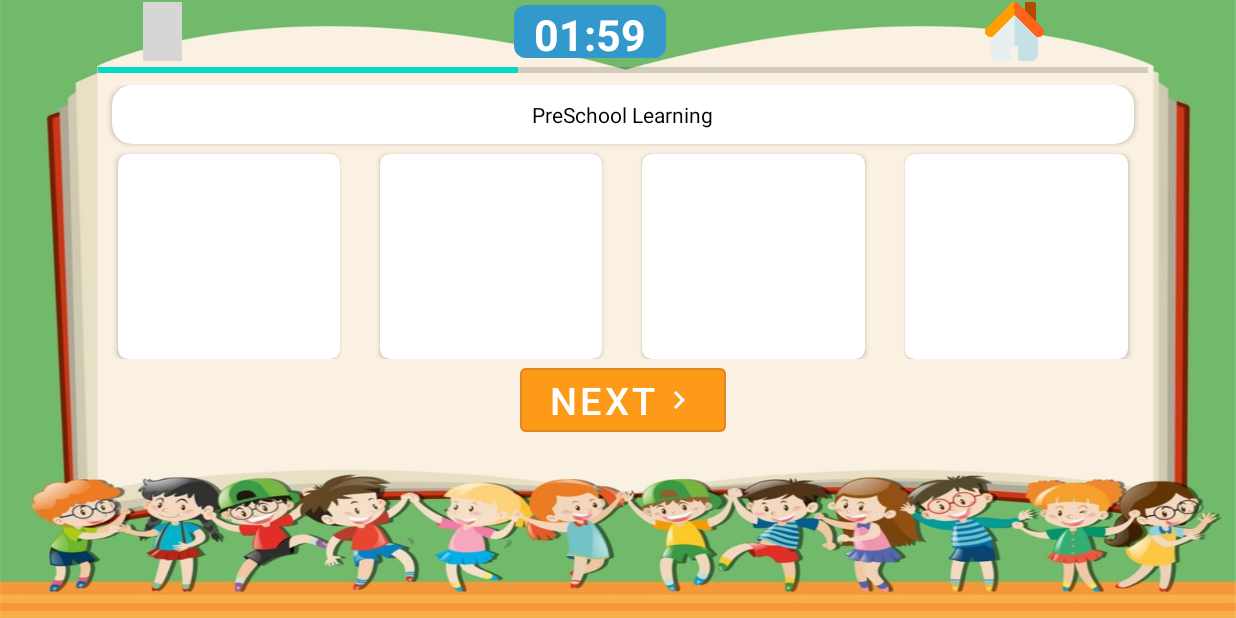
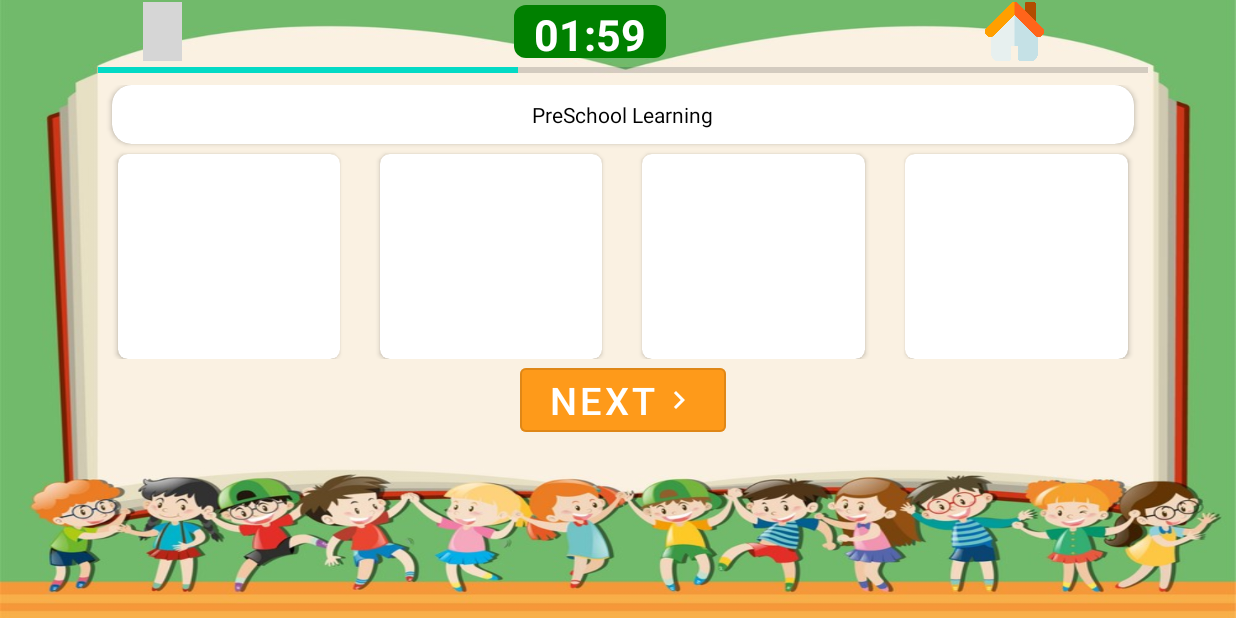
Before and after one commit to AppsDevMaruf/Pre-School-learning, an Android app: the AlphabetFindQFragment screen opened through its navigation route, on a phone screen of 824 x 412 dp (held sideways). Run offline under Robolectric (Android 15) with nearby library versions, the phone set to English and light mode, and no system bars; our stand-ins replace Picasso, sdp/ssp sizes; libraries missing offline, so code that uses them is left out: com.sasank.roundedhorizontalprogress; plain views replace RoundedHorizontalProgressBar; pictures from the network do not load; 13 statements that could not run were skipped; grey boxes are pictures that could not be loaded.

Commit message:
add successfull fragments

```diff
--- a/app/src/main/java/com/marufalam/preschoollearning/fragments/quiz/findout/AlphabetFindQFragment.java
+++ b/app/src/main/java/com/marufalam/preschoollearning/fragments/quiz/findout/AlphabetFindQFragment.java
@@ -4,45 +4,37 @@ package com.marufalam.preschoollearning.fragments.quiz.findout;
 import static com.marufalam.preschoollearning.fragments.quiz.QuizFragment.listofQ;
 
 import android.annotation.SuppressLint;
+import android.app.Activity;
 import android.app.Dialog;
 import android.content.Intent;
 import android.os.Bundle;
 
-import androidx.annotation.NonNull;
 import androidx.cardview.widget.CardView;
 import androidx.fragment.app.Fragment;
+import androidx.navigation.NavController;
 import androidx.navigation.Navigation;
 
 import android.os.CountDownTimer;
-import android.util.Log;
 import android.view.LayoutInflater;
 import android.view.View;
 import android.view.ViewGroup;
 import android.view.WindowManager;
 import android.widget.ImageView;
-import android.widget.LinearLayout;
 import android.widget.TextView;
 import android.widget.Toast;
 
 import com.google.android.material.button.MaterialButton;
-import com.google.firebase.database.DataSnapshot;
-import com.google.firebase.database.DatabaseError;
-import com.google.firebase.database.DatabaseReference;
-import com.google.firebase.database.FirebaseDatabase;
-import com.google.firebase.database.ValueEventListener;
 import com.marufalam.preschoollearning.MainActivity;
 import com.marufalam.preschoollearning.R;
+import com.marufalam.preschoollearning.SuccessFullFragment;
 import com.marufalam.preschoollearning.fragments.quiz.QuestionModels;
+import com.marufalam.preschoollearning.fragments.quiz.QuizFragment;
 import com.sasank.roundedhorizontalprogress.RoundedHorizontalProgressBar;
 import com.squareup.picasso.Picasso;
 
-import org.jetbrains.annotations.NotNull;
-
-import java.util.ArrayList;
 import java.util.Collections;
 import java.util.List;
-
-import javax.security.auth.login.LoginException;
+import java.util.Objects;
 
 
 public class AlphabetFindQFragment extends Fragment implements View.OnClickListener {
@@ -53,11 +45,11 @@ public class AlphabetFindQFragment extends Fragment implements View.OnClickListe
     QuestionModels modelClass;
     int index = 0;
     int correctCount = 0, wrongCount = 0;
-    TextView card_question, dexit, showTime;
+    TextView card_question,  showTime;
 
     CardView cardOA, cardOB, cardOC, cardOD;
     MaterialButton nextbtn;
-    ImageView optiona, dbackButton, optionb, optionc, optiond;
+    ImageView homebtn, dbackButton,optiona, optionb, optionc, optiond;
     long MillisecondTime, TimeBuff, UpdateTime = 0L;
     int Seconds, Minutes, MilliSeconds;
 
@@ -114,8 +106,8 @@ public class AlphabetFindQFragment extends Fragment implements View.OnClickListe
                 dialog.getWindow().findViewById(R.id.tryagainbtn).setOnClickListener(new View.OnClickListener() {
                     @Override
                     public void onClick(View v) {
-                       /* Intent intent = new Intent(DashboardActivity.this, SplashActivity.class);
-                        startActivity(intent);*/
+                        Intent intent = new Intent(requireActivity(), QuizFragment.class);
+                        startActivity(intent);
                     }
                 });
                 dialog.show();
@@ -148,23 +140,27 @@ public class AlphabetFindQFragment extends Fragment implements View.OnClickListe
 
         nextbtn = view.findViewById(R.id.next_btn);
         showTime = view.findViewById(R.id.showTime);
+        dbackButton = view.findViewById(R.id.dback);
 
         //dexit = view.findViewById(R.id.dexit);
-        //dbackButton = view.findViewById(R.id.dback);
-       /* dexit.setOnClickListener(new View.OnClickListener() {
+        homebtn = view.findViewById(R.id.home);
+        homebtn.setOnClickListener(new View.OnClickListener() {
             @Override
             public void onClick(View v) {
-              //back button
+                startActivity(new Intent(requireActivity(),MainActivity.class));
             }
         });
         dbackButton.setOnClickListener(new View.OnClickListener() {
             @Override
             public void onClick(View v) {
-                //startActivity(new Intent(DashboardActivity.this,SplashActivity.class));
+                Navigation.findNavController(requireView()).navigate(R.id.action_alphabetFindQFragment_to_findOutFragment);
+
             }
-        });*/
+        });
+
 
     }
+
 
     private void setAllData() {
         card_question.setText(modelClass.getQuestion());
@@ -216,11 +212,15 @@ public class AlphabetFindQFragment extends Fragment implements View.OnClickListe
     }
 
     private void GameWon() {
-       /* Toast.makeText(getActivity(), "Game is On", Toast.LENGTH_SHORT).show();
-        Intent intent = new Intent(AlphabetFindQFragment.this, MainActivity.class);
-        intent.putExtra("correct", correctCount);
-        intent.putExtra("wrong", wrongCount);
-        startActivity(intent);*/
+
+        Bundle bundle = new Bundle();
+        bundle.putInt("correct", correctCount);
+        bundle.putInt("wrong", wrongCount);
+        Navigation.findNavController(requireView()).navigate(R.id.action_alphabetFindQFragment_to_successFullFragment,bundle);
+        /*NavController navController = Navigation.findNavController(Activity.this, R.id.nav_host_fragment);
+        navController.navigateUp();
+        navController.navigate(R.id.FragmentYouWantShown);*/
+
     }
 
     public void enableButton() {
@@ -251,7 +251,7 @@ public class AlphabetFindQFragment extends Fragment implements View.OnClickListe
             case R.id.CardA:
                 disableButton();
                 nextbtn.setClickable(true);
-                Toast.makeText(getActivity(), "Clicked A", Toast.LENGTH_SHORT).show();
+
                 if (modelClass.getoA().equals(modelClass.getAns())) {
                     cardOA.setCardBackgroundColor(getResources().getColor(R.color.green));
                     if (index < listofQ.size() - 1) {
@@ -267,7 +267,7 @@ public class AlphabetFindQFragment extends Fragment implements View.OnClickListe
             case R.id.CardB:
                 disableButton();
                 nextbtn.setClickable(true);
-                Toast.makeText(getActivity(), "Clicked B", Toast.LENGTH_SHORT).show();
+
                 if (modelClass.getoB().equals(modelClass.getAns())) {
                     cardOB.setCardBackgroundColor(getResources().getColor(R.color.green));
                     if (index < listofQ.size() - 1) {
@@ -283,7 +283,7 @@ public class AlphabetFindQFragment extends Fragment implements View.OnClickListe
             case R.id.CardC:
                 disableButton();
                 nextbtn.setClickable(true);
-                Toast.makeText(getActivity(), "Clicked C", Toast.LENGTH_SHORT).show();
+
                 if (modelClass.getoC().equals(modelClass.getAns())) {
                     cardOC.setCardBackgroundColor(getResources().getColor(R.color.green));
                     if (index < listofQ.size() - 1) {
@@ -299,7 +299,7 @@ public class AlphabetFindQFragment extends Fragment implements View.OnClickListe
             case R.id.CardD:
                 disableButton();
                 nextbtn.setClickable(true);
-                Toast.makeText(getActivity(), "Clicked D", Toast.LENGTH_SHORT).show();
+
                 if (modelClass.getoD().equals(modelClass.getAns())) {
                     cardOD.setCardBackgroundColor(getResources().getColor(R.color.green));
                     if (index < listofQ.size() - 1) {
--- a/app/src/main/res/drawable/share_shape.xml
+++ b/app/src/main/res/drawable/share_shape.xml
@@ -1,5 +1,5 @@
 <?xml version="1.0" encoding="utf-8"?>
 <shape android:shape="rectangle" xmlns:android="http://schemas.android.com/apk/res/android">
-<solid android:color="#3399cc"/>
+<solid android:color="@color/green"/>
     <corners android:radius="@dimen/_6sdp"/>
 </shape>
--- a/app/src/main/res/navigation/nav_graph.xml
+++ b/app/src/main/res/navigation/nav_graph.xml
@@ -98,5 +98,24 @@
         android:id="@+id/alphabetFindQFragment"
         android:name="com.marufalam.preschoollearning.fragments.quiz.findout.AlphabetFindQFragment"
         android:label="fragment_alphabet_find_q"
-        tools:layout="@layout/fragment_alphabet_find_q" />
+        tools:layout="@layout/fragment_alphabet_find_q" >
+        <action
+            android:id="@+id/action_alphabetFindQFragment_to_successFullFragment"
+            app:destination="@id/successFullFragment"
+            app:popUpTo="@id/alphabetFindQFragment" />
+        <action
+            android:id="@+id/action_alphabetFindQFragment_to_findOutFragment"
+            app:destination="@id/findOutFragment"
+            app:popUpTo="@id/alphabetFindQFragment"
+            app:popUpToInclusive="true" />
+    </fragment>
+    <fragment
+        android:id="@+id/successFullFragment"
+        android:name="com.marufalam.preschoollearning.SuccessFullFragment"
+        android:label="fragment_success_full"
+        tools:layout="@layout/fragment_success_full" >
+        <action
+            android:id="@+id/action_successFullFragment_to_alphabetFindQFragment"
+            app:destination="@id/alphabetFindQFragment" />
+    </fragment>
 </navigation>
```
Also changed, not shown: app/src/main/java/com/marufalam/preschoollearning/SuccessFullFragment.java (added, +90 -0 lines), app/src/main/res/layout/fragment_success_full.xml (added, +102 -0 lines).
